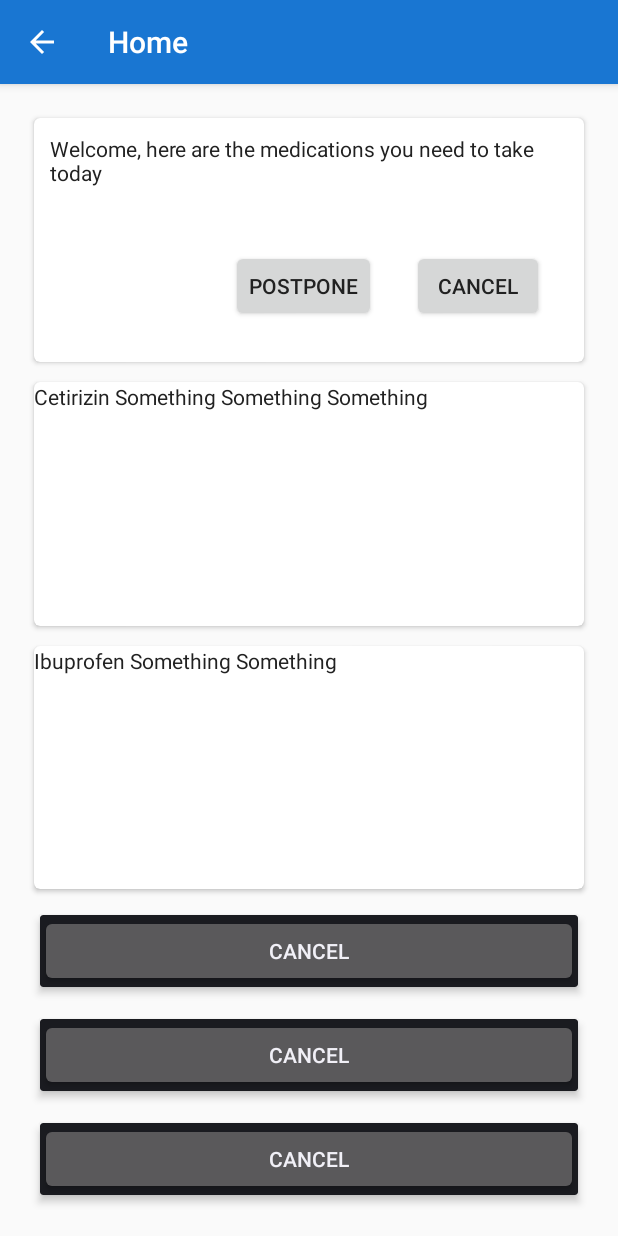
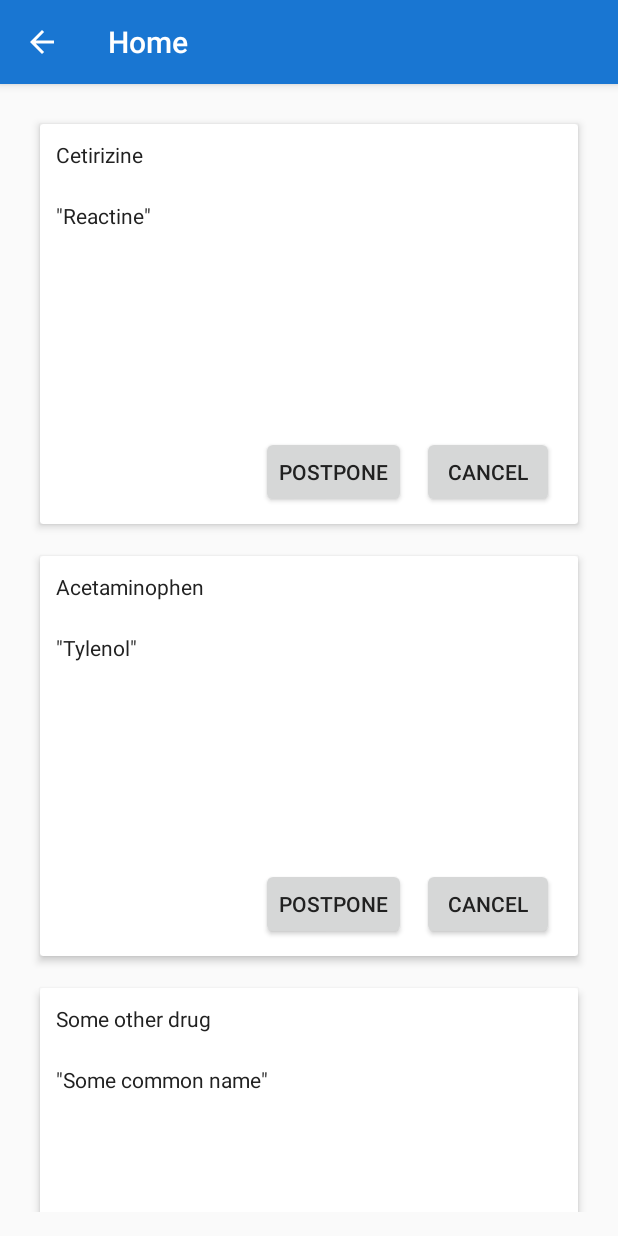
Before and after one commit to Faeriol/SEG3535, an Android app: the screen it shows after launch (MainActivity), on a phone screen of 412 x 824 dp. Run offline under Robolectric (Android 15) with nearby library versions, the light colour scheme and no system bars; 2 statements that could not run were skipped.

Commit message:
Dynamically generate home cards.
Once you stop using XML stuff starts to make senses

```diff
--- a/PillManager/app/src/main/java/ca/uottawa/site/seg23525/projet/drmario/UI/HomeFragment.java
+++ b/PillManager/app/src/main/java/ca/uottawa/site/seg23525/projet/drmario/UI/HomeFragment.java
@@ -1,6 +1,7 @@
 package ca.uottawa.site.seg23525.projet.drmario.UI;
 
     import android.content.Context;
+    import android.graphics.Color;
     import android.os.Bundle;
     import android.support.v7.widget.CardView;
     import android.view.LayoutInflater;
@@ -8,17 +9,21 @@
     import android.view.ViewGroup;
     import android.widget.Button;
     import android.widget.LinearLayout;
+    import android.widget.RelativeLayout;
+    import android.widget.TextView;
 
     import java.util.List;
 
     import ca.uottawa.site.seg23525.projet.drmario.R;
     import ca.uottawa.site.seg23525.projet.drmario.UI.helper.DAOFragment;
+    import ca.uottawa.site.seg23525.projet.drmario.UI.views.PrescribedMedCard;
     import ca.uottawa.site.seg23525.projet.drmario.data.model.Medical.PrescribedMedication;
 
 
 public class HomeFragment extends DAOFragment {
 
     private LinearLayout layout;
+    private PrescribedMedCard []medCards;
 
     public HomeFragment(){}
 
@@ -31,28 +36,27 @@
         View rootView = inflater.inflate(R.layout.fragment_home, container, false);
         layout = (LinearLayout) rootView;
 
+        Context context = this.layout.getContext();
+
         List<PrescribedMedication> pMed = this.dao.getAllPrescribedMedication();
-        for(PrescribedMedication m : pMed){
-            createCard(m);
+        medCards = new PrescribedMedCard[pMed.size()];
+        for(int i = 0; i<pMed.size(); i++){
+            medCards[i] = new PrescribedMedCard(context, pMed.get(i));
+            layout.addView(medCards[i]);
+            medCards[i].getCancelButton().setOnClickListener(new View.OnClickListener() {
+                @Override
+                public void onClick(View v) {
+                    layout.removeView((View) v.getParent().getParent()); // Such troll
+                }
+            });
+            medCards[i].getPostponeButton().setOnClickListener(new View.OnClickListener() {
+                @Override
+                public void onClick(View v) {
+                    layout.removeView((View)v.getParent().getParent()); // Such troll
+                }
+            });
         }
 
         return rootView;
     }
-
-
-    private void createCard(PrescribedMedication m){
-        Context context = getActivity().getApplicationContext();
-        CardView cardView = new CardView(context);
-        cardView.setCardElevation(5);
-
-        ViewGroup.MarginLayoutParams params = new ViewGroup.MarginLayoutParams(ViewGroup.LayoutParams.MATCH_PARENT, ViewGroup.LayoutParams.WRAP_CONTENT);
-        params.setMargins(16, 16, 16, 16);
-
-        cardView.setLayoutParams(new LinearLayout.LayoutParams(params));
-        layout.addView(cardView);
-
-        Button cancelButton = new Button(context);
-        cancelButton.setText("Cancel");
-        cardView.addView(cancelButton);
-    }
 }
--- /dev/null
+++ b/PillManager/app/src/main/java/ca/uottawa/site/seg23525/projet/drmario/UI/views/PrescribedMedCard.java
@@ -0,0 +1,110 @@
+package ca.uottawa.site.seg23525.projet.drmario.UI.views;
+
+import android.content.Context;
+import android.support.v7.widget.CardView;
+import android.view.ViewGroup;
+import android.widget.Button;
+import android.widget.ImageView;
+import android.widget.LinearLayout;
+import android.widget.RelativeLayout;
+import android.widget.TextView;
+
+import ca.uottawa.site.seg23525.projet.drmario.data.model.Medical.PrescribedMedication;
+
+/**
+ * Created by faeriol on 15-07-23.
+ */
+public class PrescribedMedCard extends CardView{
+
+    private static int baseId = 100100;
+    private PrescribedMedication m;
+    private int id; // tracking
+    private RelativeLayout rlayout;
+    private int elevation = 5;
+    private int bm = 16; // Base Margin
+
+    //Components
+    private ImageView imageView;
+    private TextView medName, medCommonName;
+    private Button cancelButton, postponeButton;
+
+    public PrescribedMedCard(Context context, PrescribedMedication m) {
+        super(context);
+        this.m = m;
+        setCardElevation(elevation);
+        this.id = baseId;
+        baseId += 100;
+        this.setId(id);
+
+        ViewGroup.MarginLayoutParams params = new ViewGroup.MarginLayoutParams(ViewGroup.LayoutParams.MATCH_PARENT, 400);
+        params.setMargins(bm, bm, bm, bm);
+        setLayoutParams(new LinearLayout.LayoutParams(params));
+
+        rlayout = new RelativeLayout(context);
+        rlayout.setLayoutParams(new RelativeLayout.LayoutParams(params));
+
+        addView(rlayout);
+
+
+
+        this.createTexts();
+        this.createButtons();
+
+    }
+
+    private void createTexts() {
+        medName  = new TextView(this.getContext());
+        medName.setId(id++);
+        medName.setText(m.getMedication().getName());
+        RelativeLayout.LayoutParams lay = new RelativeLayout.LayoutParams(RelativeLayout.LayoutParams.WRAP_CONTENT, RelativeLayout.LayoutParams.WRAP_CONTENT);
+        lay.addRule(RelativeLayout.ALIGN_PARENT_TOP);
+        lay.addRule(RelativeLayout.ALIGN_PARENT_START);
+        lay.setMargins(bm, bm, bm, bm);
+        medName.setLayoutParams(lay);
+
+        rlayout.addView(medName);
+
+        medCommonName  = new TextView(this.getContext());
+        medCommonName.setId(id++);
+        medCommonName.setText("\"" + m.getMedication().getCommonName() + "\"");
+        lay = new RelativeLayout.LayoutParams(RelativeLayout.LayoutParams.WRAP_CONTENT, RelativeLayout.LayoutParams.WRAP_CONTENT);
+        lay.addRule(RelativeLayout.BELOW, medName.getId());
+        lay.addRule(RelativeLayout.ALIGN_PARENT_START);
+        lay.setMargins(bm, bm, bm, bm);
+        medCommonName.setLayoutParams(lay);
+
+        rlayout.addView(medCommonName);
+    }
+
+    private void createButtons(){
+        cancelButton = new Button(this.getContext());
+        cancelButton.setText("Cancel");
+        cancelButton.setId(id++);
+        RelativeLayout.LayoutParams cancelLay = new RelativeLayout.LayoutParams(RelativeLayout.LayoutParams.WRAP_CONTENT, RelativeLayout.LayoutParams.WRAP_CONTENT);
+        cancelLay.addRule(RelativeLayout.ALIGN_PARENT_BOTTOM);
+        cancelLay.addRule(RelativeLayout.ALIGN_PARENT_END);
+        cancelLay.setMargins(bm, bm, bm, bm);
+        cancelLay.setMarginEnd(24);
+        cancelButton.setLayoutParams(cancelLay);
+        rlayout.addView(cancelButton);
+
+        postponeButton = new Button(this.getContext());
+        postponeButton.setId(id++);
+        postponeButton.setText("Postpone");
+        RelativeLayout.LayoutParams postponeLay = new RelativeLayout.LayoutParams(RelativeLayout.LayoutParams.WRAP_CONTENT, RelativeLayout.LayoutParams.WRAP_CONTENT);
+        postponeLay.addRule(RelativeLayout.ALIGN_PARENT_BOTTOM);
+        postponeLay.addRule(RelativeLayout.START_OF, cancelButton.getId());
+        postponeLay.setMargins(bm, bm, bm, bm);
+        postponeButton.setLayoutParams(postponeLay);
+
+        rlayout.addView(postponeButton);
+    }
+
+    public Button getCancelButton(){
+        return cancelButton;
+    }
+
+    public Button getPostponeButton(){
+        return postponeButton;
+    }
+}
--- a/PillManager/app/src/main/java/ca/uottawa/site/seg23525/projet/drmario/data/model/Medical/Medication.java
+++ b/PillManager/app/src/main/java/ca/uottawa/site/seg23525/projet/drmario/data/model/Medical/Medication.java
@@ -25,6 +25,10 @@
         return name;
     }
 
+    public String getCommonName(){
+        return this.commonName;
+    }
+
     public void setInteractions(Set<Medication> interactions){
         this.interactions = interactions;
     }
--- a/PillManager/app/src/main/java/ca/uottawa/site/seg23525/projet/drmario/data/persist/SQLite/DAO.java
+++ b/PillManager/app/src/main/java/ca/uottawa/site/seg23525/projet/drmario/data/persist/SQLite/DAO.java
@@ -66,6 +66,8 @@
     private Medication cursorToMedication(Cursor cursor) {
         SQliteBrandMedication med = new SQliteBrandMedication();
         med.setID(cursor.getInt(0));
+        med.setName(cursor.getString(1));
+        med.setCommonName(cursor.getString(2));
         // Do stuffs about le Medicament! SHIT
         //brandMed.omment(cursor.getString(1));
         return med;
--- a/PillManager/app/src/main/java/ca/uottawa/site/seg23525/projet/drmario/data/persist/SQLite/SQLiteHelper.java
+++ b/PillManager/app/src/main/java/ca/uottawa/site/seg23525/projet/drmario/data/persist/SQLite/SQLiteHelper.java
@@ -81,16 +81,16 @@
         db.execSQL("INSERT INTO Medication (name, common_name) VALUES ('Ibuprofen', 'Advil');");
         db.execSQL("INSERT INTO Medication (name, common_name) VALUES ('Some other drug', 'Some common name');");
         db.execSQL("INSERT INTO Medication (name, common_name) VALUES ('Scientific looking name... Not', 'B');");
-        db.execSQL("INSERT INTO Brand_Medication (med_id, brand_id) VALUES (1, 1);");
+        db.execSQL("INSERT INTO Brand_Medication (med_id, brand_id) VALUES (1, 1);"); //1
         db.execSQL("INSERT INTO Brand_Medication (med_id, brand_id) VALUES (1, 2);");
-        db.execSQL("INSERT INTO Brand_Medication (med_id, brand_id) VALUES (1, 3);");
+        db.execSQL("INSERT INTO Brand_Medication (med_id, brand_id) VALUES (1, 3);"); //3
         db.execSQL("INSERT INTO Brand_Medication (med_id, brand_id) VALUES (1, 4);");
-        db.execSQL("INSERT INTO Brand_Medication (med_id, brand_id) VALUES (2, 2);");
+        db.execSQL("INSERT INTO Brand_Medication (med_id, brand_id) VALUES (2, 2);"); //5
         db.execSQL("INSERT INTO Brand_Medication (med_id, brand_id) VALUES (2, 3);");
-        db.execSQL("INSERT INTO Brand_Medication (med_id, brand_id) VALUES (4, 5);");
+        db.execSQL("INSERT INTO Brand_Medication (med_id, brand_id) VALUES (4, 5);"); //7
         db.execSQL("INSERT INTO Prescribed_Medication (brand_med_id, dosage) VALUES (1, 20);");
-        db.execSQL("INSERT INTO Prescribed_Medication (brand_med_id, dosage) VALUES (2, 1000);");
-        db.execSQL("INSERT INTO Prescribed_Medication (brand_med_id, dosage) VALUES (4, 25);");
+        db.execSQL("INSERT INTO Prescribed_Medication (brand_med_id, dosage) VALUES (5, 1000);");
+        db.execSQL("INSERT INTO Prescribed_Medication (brand_med_id, dosage) VALUES (7, 25);");
 
     }
 
--- a/PillManager/app/src/main/res/layout/fragment_home.xml
+++ b/PillManager/app/src/main/res/layout/fragment_home.xml
@@ -6,7 +6,7 @@
     android:paddingBottom="@dimen/activity_vertical_margin" tools:context=".HomeActivity"
     android:orientation="vertical">
 
-    <android.support.v7.widget.CardView xmlns:card_view="http://schemas.android.com/apk/res-auto"
+   <!-- <android.support.v7.widget.CardView xmlns:card_view="http://schemas.android.com/apk/res-auto"
         android:id="@+id/greet_view"
         android:layout_gravity="top"
         android:layout_width="match_parent"
@@ -72,5 +72,6 @@
         <TextView android:text="Ibuprofen Something Something"
             android:layout_width="wrap_content"
             android:layout_height="wrap_content" />
-    </android.support.v7.widget.CardView>
+    </android.support.v7.widget.CardView> -->
+
 </LinearLayout>
```
Also changed, not shown: 1 other file.
